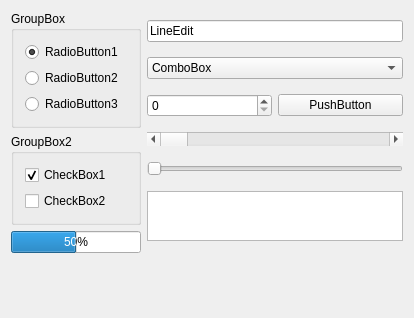
The window that tools/qtconfig/previewwidget.ui (qt/qt) describes before a commit, drawn with Qt 5.
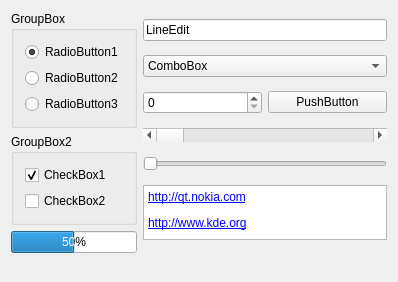
The same window after the commit.

Commit message:
Fixed some problems in qtconfig's PreviewWidget
One problem was introduced by the convertion of widget from Qt3:
there is no such field as "text" in QTextEdit.

Also, widget now is not direct ancestor of UI file.

Merge-request: 2286

What changed in the file:
```diff
--- a/tools/qtconfig/previewwidget.ui
+++ b/tools/qtconfig/previewwidget.ui
@@ -46,8 +46,8 @@
    <rect>
     <x>0</x>
     <y>0</y>
-    <width>414</width>
-    <height>318</height>
+    <width>398</width>
+    <height>282</height>
    </rect>
   </property>
   <property name="sizePolicy">
@@ -59,21 +59,9 @@
   <property name="windowTitle">
    <string>Preview Window</string>
   </property>
-  <layout class="QVBoxLayout" name="unnamed">
-   <property name="spacing">
-    <number>6</number>
-   </property>
-   <property name="margin">
-    <number>11</number>
-   </property>
+  <layout class="QVBoxLayout" name="verticalLayout_5">
    <item>
     <layout class="QHBoxLayout" name="horizontalLayout">
-     <property name="spacing">
-      <number>6</number>
-     </property>
-     <property name="margin">
-      <number>0</number>
-     </property>
      <item>
       <layout class="QVBoxLayout" name="verticalLayout_2">
        <property name="spacing">
@@ -225,19 +213,15 @@
          <property name="maximumSize">
           <size>
            <width>32767</width>
-           <height>50</height>
+           <height>55</height>
           </size>
          </property>
          <property name="readOnly">
           <bool>true</bool>
          </property>
-         <property name="text" stdset="0">
-          <string>&lt;p&gt;
-&lt;a href=&quot;http://qt.nokia.com&quot;&gt;http://qt.nokia.com&lt;/a&gt;
-&lt;/p&gt;
-&lt;p&gt;
-&lt;a href=&quot;http://www.kde.org&quot;&gt;http://www.kde.org&lt;/a&gt;
-&lt;/p&gt;</string>
+         <property name="html">
+          <string>&lt;p&gt;&lt;a href=&quot;http://qt.nokia.com&quot;&gt;http://qt.nokia.com&lt;/a&gt;&lt;/p&gt;
+&lt;p&gt;&lt;a href=&quot;http://www.kde.org&quot;&gt;http://www.kde.org&lt;/a&gt;&lt;/p&gt;</string>
          </property>
         </widget>
        </item>
@@ -256,7 +240,7 @@
      <property name="sizeHint" stdset="0">
       <size>
        <width>20</width>
-       <height>20</height>
+       <height>0</height>
       </size>
      </property>
     </spacer>
```
The commit also changes 2 other files.
